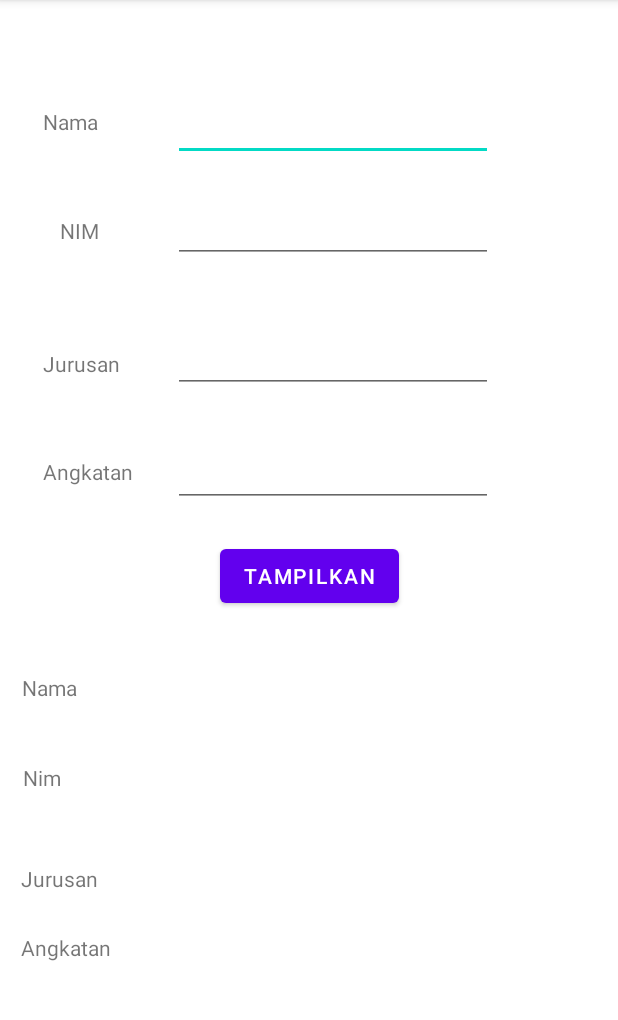
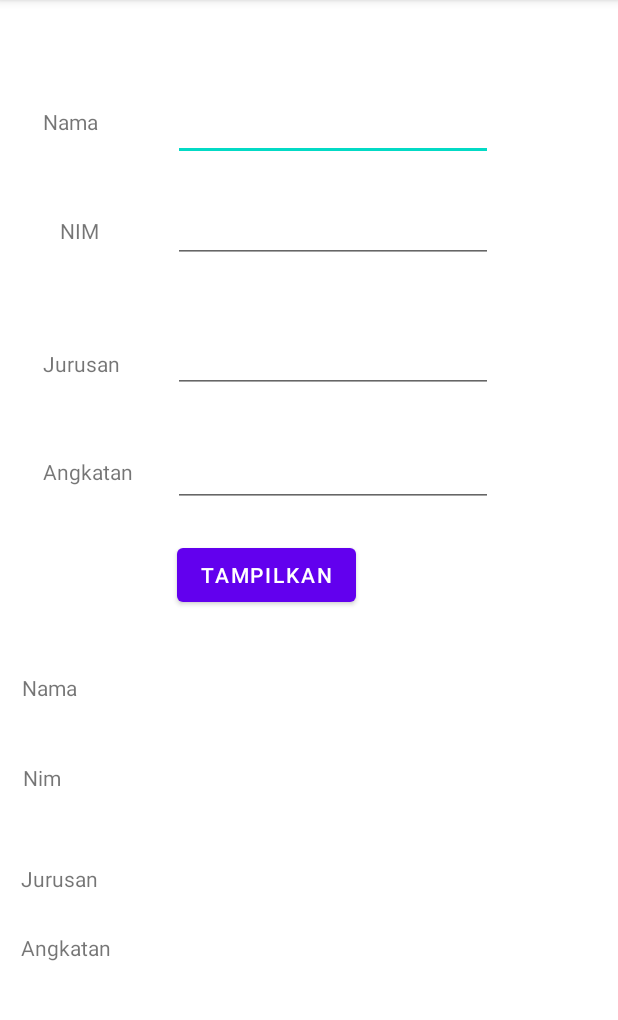
Before and after one commit to ArrealdoRivaldi/prak1-1918084-aldo, an Android app: the Biodata screen opened directly, with no data from a screen before it, on a phone screen of 412 x 824 dp, the part 84-1104 px from its top. Run offline under Robolectric (Android 15) with nearby library versions, the phone set to English and light mode, and no system bars.

Commit message:
first commit

```diff
--- a/app/src/main/java/com/example/pertemuan1_intent/Biodata.java
+++ b/app/src/main/java/com/example/pertemuan1_intent/Biodata.java
@@ -20,9 +20,9 @@ public class Biodata extends AppCompatActivity {
         final     EditText   nim =
                 (EditText)findViewById(R.id.input_nim);
         final     EditText   jurusan  =
-                (EditText)findViewById(R.id.input_jurusan);
+                (EditText)findViewById(R.id.input_jrs);
         final     EditText   angkatan =
-                (EditText)findViewById(R.id.input_angkatan);
+                (EditText)findViewById(R.id.input_agt);
 
         final     TextView nama_t =
                 (TextView)findViewById(R.id.output_nama);
--- a/app/src/main/res/layout/activity_biodata.xml
+++ b/app/src/main/res/layout/activity_biodata.xml
@@ -24,10 +24,10 @@
         android:layout_height="16dp"
         app:layout_constraintBottom_toBottomOf="parent"
         app:layout_constraintEnd_toEndOf="parent"
-        app:layout_constraintHorizontal_bias="0.291"
+        app:layout_constraintHorizontal_bias="0.376"
         app:layout_constraintStart_toStartOf="parent"
         app:layout_constraintTop_toTopOf="parent"
-        app:layout_constraintVertical_bias="0.832" />
+        app:layout_constraintVertical_bias="0.827" />
 
     <TextView
         android:id="@+id/textView16"
@@ -47,10 +47,10 @@
         android:layout_height="16dp"
         app:layout_constraintBottom_toBottomOf="parent"
         app:layout_constraintEnd_toEndOf="parent"
-        app:layout_constraintHorizontal_bias="0.291"
+        app:layout_constraintHorizontal_bias="0.376"
         app:layout_constraintStart_toStartOf="parent"
         app:layout_constraintTop_toTopOf="parent"
-        app:layout_constraintVertical_bias="0.77" />
+        app:layout_constraintVertical_bias="0.765" />
 
     <TextView
         android:id="@+id/textView13"
@@ -70,7 +70,7 @@
         android:layout_height="16dp"
         app:layout_constraintBottom_toBottomOf="parent"
         app:layout_constraintEnd_toEndOf="parent"
-        app:layout_constraintHorizontal_bias="0.291"
+        app:layout_constraintHorizontal_bias="0.376"
         app:layout_constraintStart_toStartOf="parent"
         app:layout_constraintTop_toTopOf="parent"
         app:layout_constraintVertical_bias="0.601" />
@@ -150,7 +150,7 @@
         app:layout_constraintVertical_bias="0.18" />
 
     <EditText
-        android:id="@+id/input_jurusan"
+        android:id="@+id/input_jrs"
         android:layout_width="wrap_content"
         android:layout_height="wrap_content"
         android:ems="10"
@@ -163,7 +163,7 @@
         app:layout_constraintVertical_bias="0.3" />
 
     <EditText
-        android:id="@+id/input_angkatan"
+        android:id="@+id/input_agt"
         android:layout_width="wrap_content"
         android:layout_height="wrap_content"
         android:ems="10"
@@ -182,8 +182,10 @@
         android:text="Tampilkan"
         app:layout_constraintBottom_toBottomOf="parent"
         app:layout_constraintEnd_toEndOf="parent"
+        app:layout_constraintHorizontal_bias="0.404"
         app:layout_constraintStart_toStartOf="parent"
-        app:layout_constraintTop_toTopOf="parent" />
+        app:layout_constraintTop_toTopOf="parent"
+        app:layout_constraintVertical_bias="0.499" />
 
     <TextView
         android:id="@+id/textView5"
@@ -203,9 +205,9 @@
         android:layout_height="16dp"
         app:layout_constraintBottom_toBottomOf="parent"
         app:layout_constraintEnd_toEndOf="parent"
-        app:layout_constraintHorizontal_bias="0.291"
+        app:layout_constraintHorizontal_bias="0.376"
         app:layout_constraintStart_toStartOf="parent"
         app:layout_constraintTop_toTopOf="parent"
-        app:layout_constraintVertical_bias="0.679" />
+        app:layout_constraintVertical_bias="0.675" />
 
 </androidx.constraintlayout.widget.ConstraintLayout>
--- a/app/src/main/res/layout/activity_main.xml
+++ b/app/src/main/res/layout/activity_main.xml
@@ -17,7 +17,7 @@
         app:layout_constraintRight_toRightOf="parent"
         app:layout_constraintStart_toStartOf="parent"
         app:layout_constraintTop_toTopOf="parent"
-        app:layout_constraintVertical_bias="0.088" />
+        app:layout_constraintVertical_bias="0.304" />
 
     <Button
         android:id="@+id/button"
@@ -30,6 +30,6 @@
         app:layout_constraintHorizontal_bias="0.498"
         app:layout_constraintStart_toStartOf="parent"
         app:layout_constraintTop_toTopOf="@+id/textView14"
-        app:layout_constraintVertical_bias="0.115" />
+        app:layout_constraintVertical_bias="0.229" />
 
 </androidx.constraintlayout.widget.ConstraintLayout>
```
